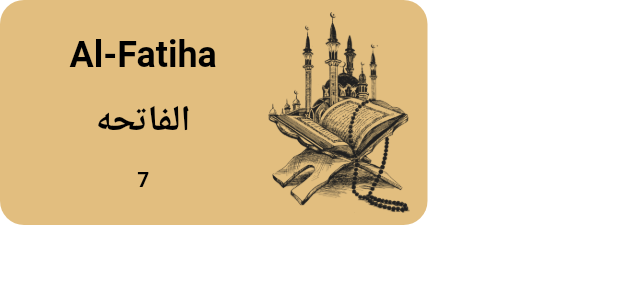
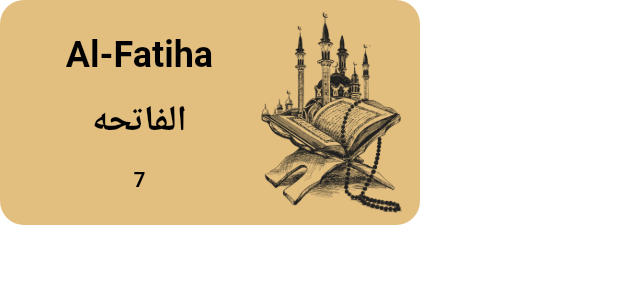
Before and after one commit to 2mohamedr/islami_app_mohamed_tamer, a Flutter app: the RecentlyItemWidget widget shown alone on an empty page, opened directly with sample values from the repository, on a phone screen of 412 x 824 dp. Shown: the top 300 px of the screen. Run offline on Flutter 3.47's test engine with Material 3 defaults, Android fonts, the phone set to English and light mode, and no system bars; our stand-ins replace carousel_slider, shared_preferences; accounts and stored records are empty.

```diff
--- a/lib/modules/quran/recently_item_widget.dart
+++ b/lib/modules/quran/recently_item_widget.dart
@@ -11,7 +11,7 @@ class RecentlyItemWidget extends StatelessWidget {
   @override
   Widget build(BuildContext context) {
     return Container(
-      width: 285,
+      width: 280,
       height: 150,
       padding: EdgeInsets.symmetric(horizontal: 12, vertical: 8),
       decoration: BoxDecoration(
```
Also changed, not shown: lib/modules/quran/sura_list_item.dart (+5 -2 lines), lib/modules/quran/sura_list_widget.dart (+10 -6 lines).
